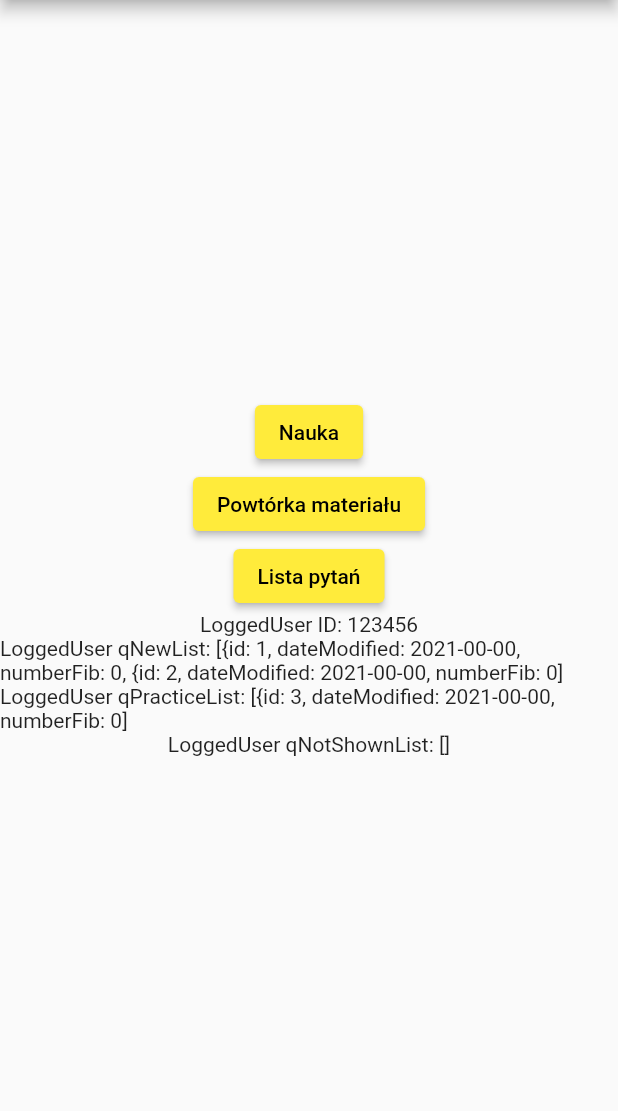
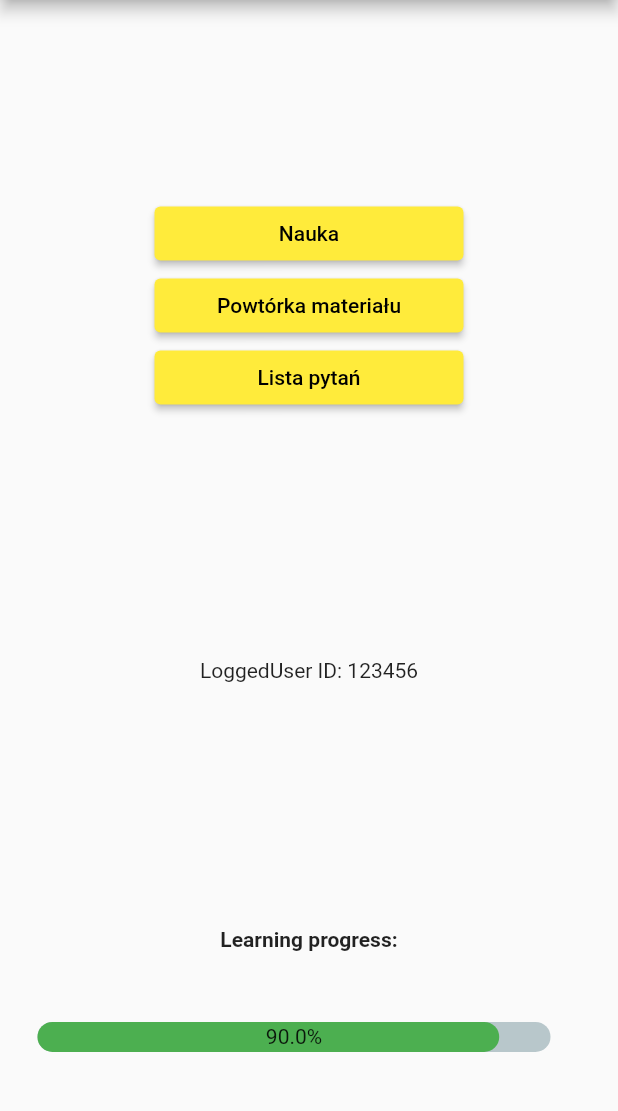
Before and after one commit to arturoszulc/sepapka, a Flutter app: the screen it shows after launch, after a tap on "Zaloguj", after a tap on "Powtórka materiału", on a phone screen of 412 x 824 dp, the part 84-1195 px from its top. Run offline on Flutter 3.47's test engine with Material 2 defaults, Android fonts, the phone set to English and light mode, and no system bars; drawn by our look-alikes of percent_indicator; our stand-ins replace flutter_spinkit, get_it; accounts and stored records are empty.

Commit message:
Created progress bar and QuestionType enum to differentiate New question from Practice Question

```diff
--- a/lib/model_layer/services/question_service.dart
+++ b/lib/model_layer/services/question_service.dart
@@ -19,15 +19,17 @@ class QuestionService {
   //Properties
   List<Question>? _qListGlobal;
   Question? _currentQuestion;
+  QuestionStatus _qStatus = QuestionStatus.noAnswer;
+  QuestionType _qType = QuestionType.newQuestion;
   List<BMap> _bMapList = []; //shuffled list of answers & colors for butotns
-  QuestionStatus _qStatus = QuestionStatus.noAnswer;
+
 
   //Getters
   Question? get currentQuestion => _currentQuestion;
-
+  QuestionStatus get qStatus => _qStatus;
+  QuestionType get qType => _qType;
   List<BMap> get bMapList => _bMapList;
 
-  QuestionStatus get qStatus => _qStatus;
 
   //Methods
 
@@ -67,6 +69,7 @@ class QuestionService {
   }
 
   Future checkAnswer(String answer) async {
+
     //If right answer
     if (answer == _currentQuestion!.a1) {
       //set QuestionStatus
@@ -74,6 +77,8 @@ class QuestionService {
       //set button color
       _bMapList.firstWhere((element) => element.answer == answer).color = rightButtonColor;
       //move question to Practice List
+      ///TODO: check if question is New or Practice and deicde where to put it
+
       await _userService.moveNewQuestionToPractice(_currentQuestion!.id);
     }
     //if wrong answer
@@ -90,25 +95,53 @@ class QuestionService {
     }
   }
 
-  Future prepareNewQuestion() async {
+  Future prepareQuestion(QuestionType qType) async {
     //reset QuestionStatus
     _qStatus = QuestionStatus.noAnswer;
 
+    //get question based on type
+    if (qType == QuestionType.newQuestion){
+      _currentQuestion = getNewQuestion();
+      _qType = QuestionType.newQuestion;
+  }
+    else {
+      _currentQuestion = getPracticeQuestion();
+      _qType = QuestionType.practiceQuestion;
+
+    }
+    //if question exists, prepare button map
+    if (_currentQuestion != null) {
+      _bMapList = [
+        BMap(answer: _currentQuestion!.a1, color: normalButtonColor),
+        BMap(answer: _currentQuestion!.a2, color: normalButtonColor),
+        BMap(answer: _currentQuestion!.a3, color: normalButtonColor),
+        BMap(answer: _currentQuestion!.a4, color: normalButtonColor),
+      ];
+      _bMapList.shuffle();
+    }
+  }
+
+  Question? getNewQuestion() {
     //get QMap of first NewQuestion from user qNewList
     QMap? qMap = _userService.getNewQuestionQMap();
     if (qMap != null) {
       //if question exists, prepare it and set AMap
-      _currentQuestion = _qListGlobal!.firstWhereOrNull((element) => element.id == qMap.id);
-      if (_currentQuestion != null) {
-        _bMapList = [
-          BMap(answer: _currentQuestion!.a1, color: normalButtonColor),
-          BMap(answer: _currentQuestion!.a2, color: normalButtonColor),
-          BMap(answer: _currentQuestion!.a3, color: normalButtonColor),
-          BMap(answer: _currentQuestion!.a4, color: normalButtonColor),
-        ];
-        _bMapList.shuffle();
-      }
-    } else {
+      return _qListGlobal!.firstWhereOrNull((element) => element.id == qMap.id);
+
+    }
+    else {
+      //if question does not exist, set it to null
+      _currentQuestion = null;
+    }
+  }
+  Question? getPracticeQuestion() {
+    //get QMap of first NewQuestion from user qNewList
+    QMap? qMap = _userService.getPracticeQuestionQMap();
+    if (qMap != null) {
+      //if question exists, prepare it and set AMap
+      return _qListGlobal!.firstWhereOrNull((element) => element.id == qMap.id);
+    }
+    else {
       //if question does not exist, set it to null
       _currentQuestion = null;
     }
--- a/lib/model_layer/services/user_service.dart
+++ b/lib/model_layer/services/user_service.dart
@@ -69,7 +69,17 @@ class UserService {
       debugPrint('getNewQuestionQMap error: No new questions');
     }
     return qMap;
+  }
 
+  QMap? getPracticeQuestionQMap() {
+    QMap? qMap;
+    if (_loggedUser!.qListPractice.isNotEmpty) {
+      qMap = _loggedUser!.qListPractice.first;
+    }
+    if (qMap == null) {
+      debugPrint('getPracticeQuestionQMap error: No practice questions');
+    }
+    return qMap;
   }
 
   moveNewQuestionToPractice(String questionId) async {
--- a/lib/utils/consts.dart
+++ b/lib/utils/consts.dart
@@ -3,6 +3,7 @@ import 'package:sepapka/model_layer/models/question.dart';
 
 //Enums
 enum QuestionStatus{noAnswer, rightAnswer, wrongAnswer }
+enum QuestionType{newQuestion, practiceQuestion}
 
 //Question labels - to be rebuilt
 const label1 = 'nowy';
--- a/lib/view_layer/menu_screen.dart
+++ b/lib/view_layer/menu_screen.dart
@@ -1,5 +1,7 @@
 import 'package:flutter/material.dart';
+import 'package:percent_indicator/linear_percent_indicator.dart';
 import 'package:provider/provider.dart';
+import 'package:sepapka/utils/consts.dart';
 import 'package:sepapka/viewmodel_layer/manager.dart';
 
 class Menu extends StatelessWidget {
@@ -22,19 +24,31 @@ class Menu extends StatelessWidget {
       ),
       body: Center(
         child: Column(
-          mainAxisSize: MainAxisSize.min,
+          mainAxisAlignment: MainAxisAlignment.spaceBetween,
+          crossAxisAlignment: CrossAxisAlignment.center,
+          mainAxisSize: MainAxisSize.max,
+          children: [
+            const SizedBox(height: 100),
+            SizedBox(
+              width: MediaQuery.of(context).size.width * 0.5,
+              child: Row(
+                mainAxisAlignment: MainAxisAlignment.center,
+                children: [
+                  Expanded(
+                    child: Column(
+                      crossAxisAlignment: CrossAxisAlignment.stretch,
                       children: [
                         ElevatedButton(
                           onPressed: () async {
-                await context.read<Manager>().prepareNewQuestion();
+                            await context.read<Manager>().prepareQuestion(QuestionType.newQuestion);
                             Navigator.pushNamed(context, '/question-single');
                           },
                           child: const Text('Nauka'),
                         ),
                         ElevatedButton(
                           onPressed: () async {
-                await context.read<Manager>().preparePracticeQuestion();
-                // Navigator.pushNamed(context, '/question-single');
+                            await context.read<Manager>().prepareQuestion(QuestionType.practiceQuestion);
+                            Navigator.pushNamed(context, '/question-single');
                           },
                           child: const Text('Powtórka materiału'),
                         ),
@@ -44,10 +58,34 @@ class Menu extends StatelessWidget {
                           },
                           child: Text('Lista pytań'),
                         ),
+                      ],
+                    ),
+                  ),
+                ],
+              ),
+            ),
+            const SizedBox(height: 100),
             Text('LoggedUser ID: ${context.read<Manager>().loggedUser!.documentId}'),
-            Text('LoggedUser qNewList: ${context.read<Manager>().loggedUser!.qListNew}'),
-            Text('LoggedUser qPracticeList: ${context.read<Manager>().loggedUser!.qListPractice}'),
-            Text('LoggedUser qNotShownList: ${context.read<Manager>().loggedUser!.qListNotShown}'),
+            const SizedBox(height: 100.0),
+            const Text(
+              'Learning progress:',
+              style: TextStyle(fontWeight: FontWeight.bold),
+            ),
+            Padding(
+              padding: const EdgeInsets.all(15.0),
+              child: LinearPercentIndicator(
+                width: MediaQuery.of(context).size.width - 50,
+                animation: true,
+                lineHeight: 20.0,
+                animationDuration: 2000,
+                percent: 0.9,
+                center: Text("90.0%"),
+                linearStrokeCap: LinearStrokeCap.roundAll,
+                progressColor: Colors.green,
+              ),
+            ),
+            const SizedBox(height: 20),
+
           ],
         ),
       ),
--- a/lib/view_layer/question_single_screen.dart
+++ b/lib/view_layer/question_single_screen.dart
@@ -92,7 +92,7 @@ class QuestionSingleScreen extends StatelessWidget {
     floatingActionButtonLocation: FloatingActionButtonLocation.centerFloat,
       floatingActionButton: manager.qStatus != QuestionStatus.noAnswer ? FloatingActionButton.extended(
           onPressed: () async {
-            await context.read<Manager>().prepareNewQuestion();
+            await context.read<Manager>().prepareQuestion(manager.qType);
             Navigator.pushReplacementNamed(context, '/question-single');
           },
           label: const Text('Dalej >'),
--- a/lib/viewmodel_layer/manager.dart
+++ b/lib/viewmodel_layer/manager.dart
@@ -26,8 +26,10 @@ class Manager extends ChangeNotifier {
   LoggedUser? get loggedUser => _userService.loggedUser;
 
   Question? get currentQuestion => _questionService.currentQuestion;
+  QuestionStatus get qStatus => _questionService.qStatus;
+  QuestionType get qType => _questionService.qType;
   List<BMap> get bMapList => _questionService.bMapList;
-  QuestionStatus get qStatus => _questionService.qStatus;
+
 
 
 
@@ -62,10 +64,8 @@ class Manager extends ChangeNotifier {
     await _questionService.checkAnswer(answer);
     notifyListeners();
   }
-  prepareNewQuestion() async {
-    await _questionService.prepareNewQuestion();
-  }
-  preparePracticeQuestion() async {
+  prepareQuestion(QuestionType qType) async {
+    await _questionService.prepareQuestion(qType);
   }
 
   moveQuestionToNew() {
--- a/pubspec.yaml
+++ b/pubspec.yaml
@@ -33,6 +33,7 @@ dependencies:
   flutter_spinkit: ^5.1.0
   get_it: ^7.2.0
   path_provider: ^2.0.8
+  percent_indicator: ^3.4.0
 
   # The following adds the Cupertino Icons font to your application.
   # Use with the CupertinoIcons class for iOS style icons.
```
Also changed, not shown: pubspec.lock. Lines whose indentation alone changed are shown as unchanged.
